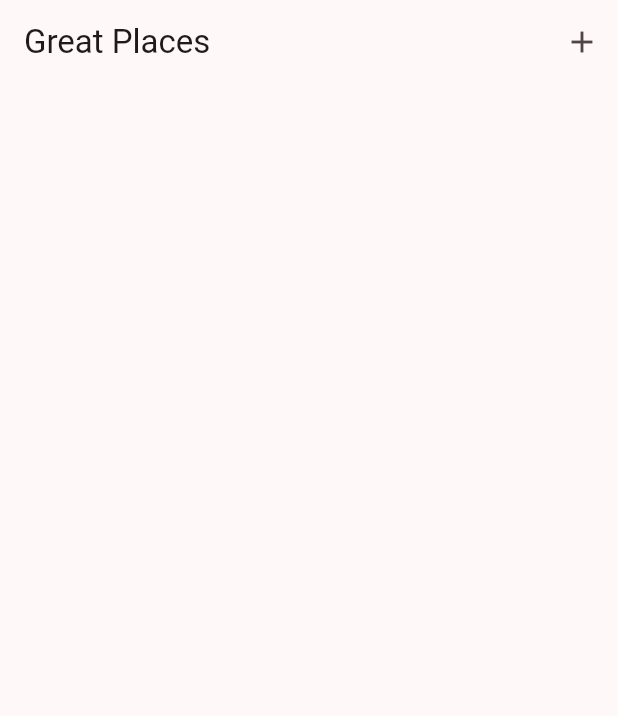
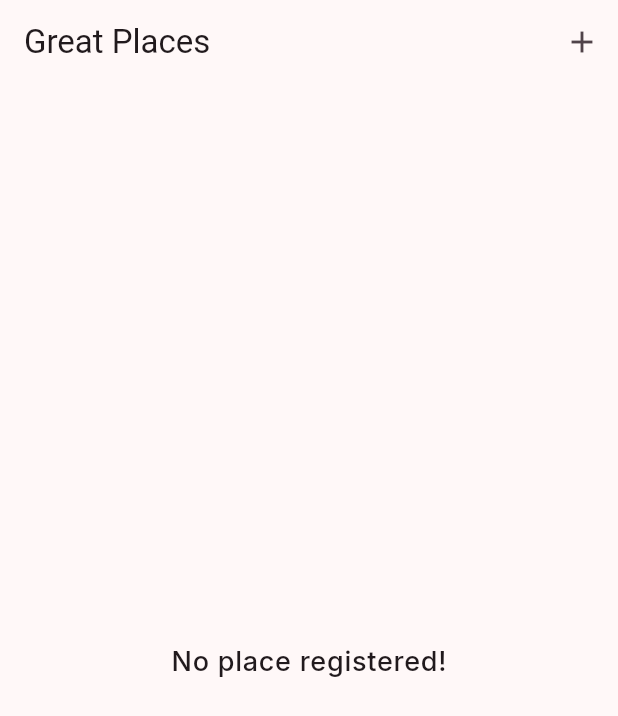
Before and after one commit to darcanj0/great_places, a Flutter app: the screen it shows after launch, on a phone screen of 412 x 824 dp. Shown: the top 716 px of the screen. Run offline on Flutter 3.47's test engine with Material 2 defaults, Android fonts, the phone set to English and light mode, and no system bars; our stand-ins replace google_fonts, image_picker.

Commit message:
feat: feedback no place found

```diff
--- a/lib/components/great_place_card.dart
+++ b/lib/components/great_place_card.dart
@@ -14,7 +14,7 @@ class GreatPlaceCard extends StatelessWidget {
       child: ListTile(
         leading: CircleAvatar(
           backgroundImage: FileImage(place.image),
-          radius: 40,
+          radius: 30,
         ),
         title: Text(place.title),
         key: key,
--- a/lib/components/great_places_list.dart
+++ b/lib/components/great_places_list.dart
@@ -2,15 +2,20 @@ import 'package:flutter/material.dart';
 import 'package:great_places/components/great_place_card.dart';
 import 'package:great_places/models/place.dart';
 import 'package:great_places/providers/great_places_provider.dart';
+import 'package:great_places/utils/theme_consumer.dart';
 import 'package:provider/provider.dart';
 
-class GreatPlacesList extends StatelessWidget {
+class GreatPlacesList extends StatelessWidget with ThemeConsumer {
   const GreatPlacesList({super.key});
 
   @override
   Widget build(BuildContext context) {
     return Consumer<GreatPlacesProvider>(
-      builder: (_, placesProvider, __) {
+      builder: (_, placesProvider, child) {
+        bool noPlaceFound = placesProvider.placesCount == 0;
+        if (noPlaceFound) {
+          return child as Widget;
+        } else {
           return ListView.builder(
             itemCount: placesProvider.placesCount,
             itemBuilder: (_, index) {
@@ -21,7 +26,14 @@ class GreatPlacesList extends StatelessWidget {
               );
             },
           );
+        }
       },
+      child: Center(
+        child: Text(
+          'No place registered!',
+          style: getTextTheme(context)?.labelMedium,
+        ),
+      ),
     );
   }
 }
--- a/lib/pages/places_page.dart
+++ b/lib/pages/places_page.dart
@@ -18,7 +18,7 @@ class PlacesPage extends StatelessWidget {
               icon: const Icon(Icons.add))
         ],
       ),
-      body: GreatPlacesList(),
+      body: const GreatPlacesList(),
     );
   }
 }
```
Lines whose indentation alone changed are shown as unchanged.
